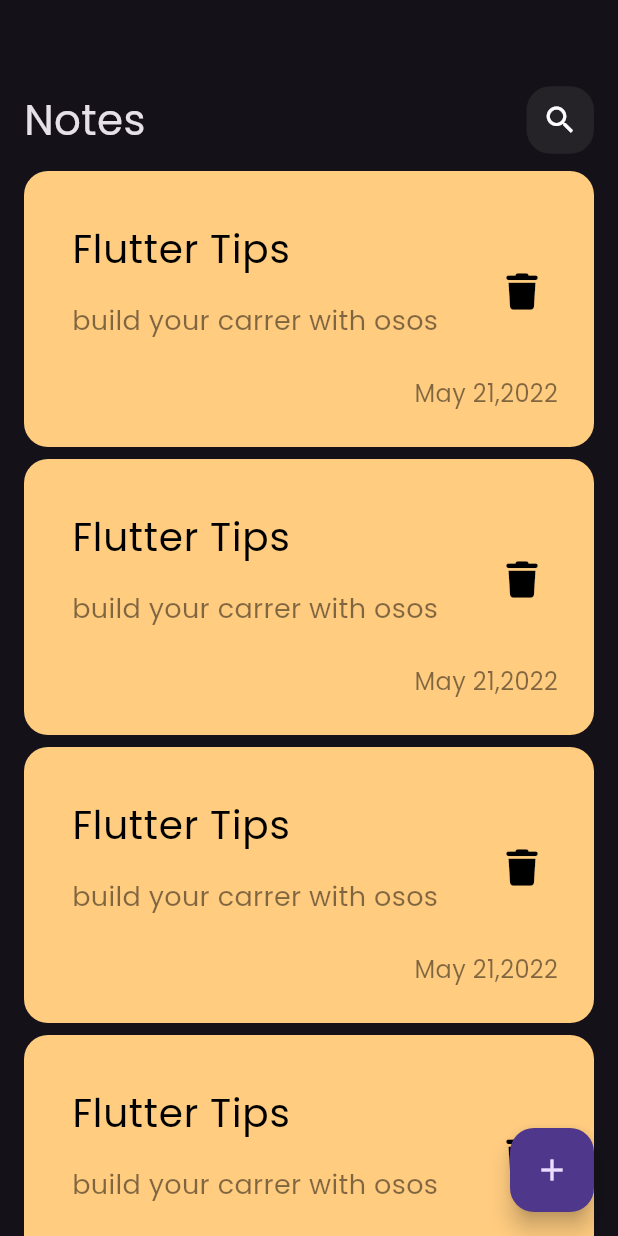
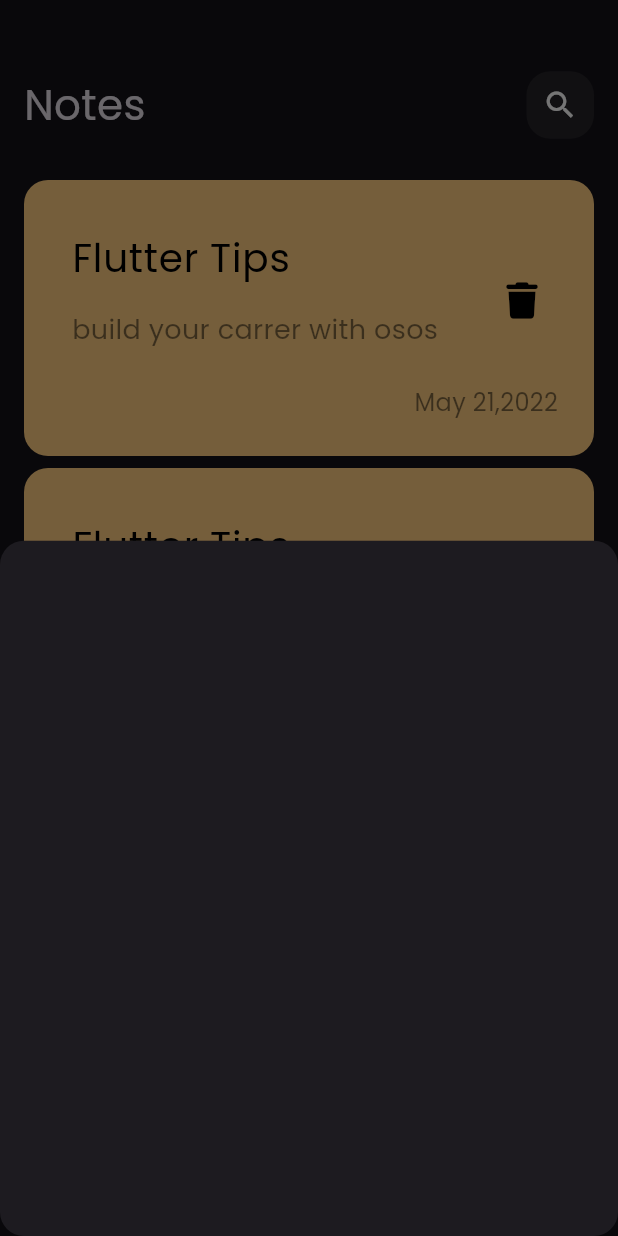
Before and after one commit to Osaamaa/notes, a Flutter app: the screen it shows after launch, after a tap on the "add" icon, on a phone screen of 412 x 824 dp. Run offline on Flutter 3.47's test engine with Material 3 defaults, Android fonts, the phone set to English and light mode, and no system bars; our stand-ins replace font_awesome_flutter.

Commit message:
add border to the bottom sheet commit

```diff
--- a/lib/views/notes_views.dart
+++ b/lib/views/notes_views.dart
@@ -1,16 +1,28 @@
 import 'package:flutter/material.dart';
 import 'package:notes_app/views/widgets/Notes_View_Body.dart';
+import 'package:notes_app/views/widgets/note_bottom_sheet.dart';
 
 class NotesView extends StatelessWidget {
   const NotesView({super.key});
 
   @override
   Widget build(BuildContext context) {
-    return  Scaffold(
-      body: Scaffold(
-        body: const NotesViewBody(),
-        floatingActionButton: FloatingActionButton(onPressed: (){},child: const Icon(Icons.add),),
-      ),
-    );
+    return
+       Scaffold(
+        floatingActionButton: FloatingActionButton(
+          onPressed: () {
+            showModalBottomSheet(shape: RoundedRectangleBorder(
+              borderRadius: BorderRadius.circular(16),
+            ),context: context, builder: (context){
+
+              return const AddNoteBottomSheet();
+            });
+          },
+          child: const Icon(Icons.add),
+        ),
+         body: const NotesViewBody(),
+
+       );
+
   }
 }
--- a/lib/views/widgets/Notes_View_Body.dart
+++ b/lib/views/widgets/Notes_View_Body.dart
@@ -13,9 +13,12 @@ class NotesViewBody extends StatelessWidget {
       padding: EdgeInsets.symmetric(horizontal: 16),
       child: Column(
         children: [
-          SizedBox(height: 50,),
+          SizedBox(height: 40,),
           CustomAppBar(),
-          Expanded(child: NotesListView()),
+          Expanded(child: Padding(
+            padding: EdgeInsets.symmetric(vertical: 16),
+            child: NotesListView(),
+          )),
         ],
       ),
     );
--- /dev/null
+++ b/lib/views/widgets/note_bottom_sheet.dart
@@ -0,0 +1,11 @@
+import 'package:flutter/material.dart';
+
+class AddNoteBottomSheet extends StatelessWidget {
+  const AddNoteBottomSheet({super.key});
+
+  @override
+  Widget build(BuildContext context) {
+    return  Container(
+    );
+  }
+}
--- a/lib/views/widgets/notes_list_view.dart
+++ b/lib/views/widgets/notes_list_view.dart
@@ -7,7 +7,8 @@ class NotesListView extends StatelessWidget {
 
   @override
   Widget build(BuildContext context) {
-    return ListView.builder(itemBuilder: (context,index){
+    return ListView.builder(padding: EdgeInsets.zero,itemBuilder: (context,index){
+
       return const Padding(
         padding: EdgeInsets.symmetric(vertical: 4),
         child: NoteItem(),
```
